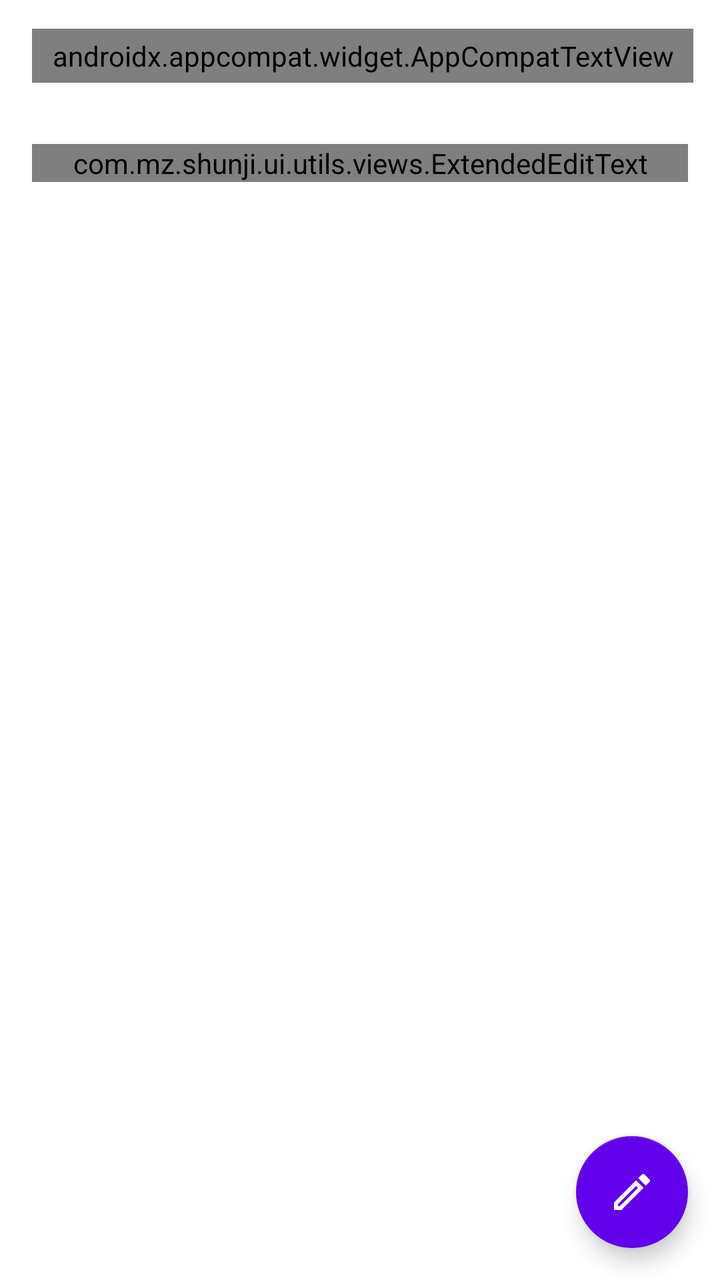
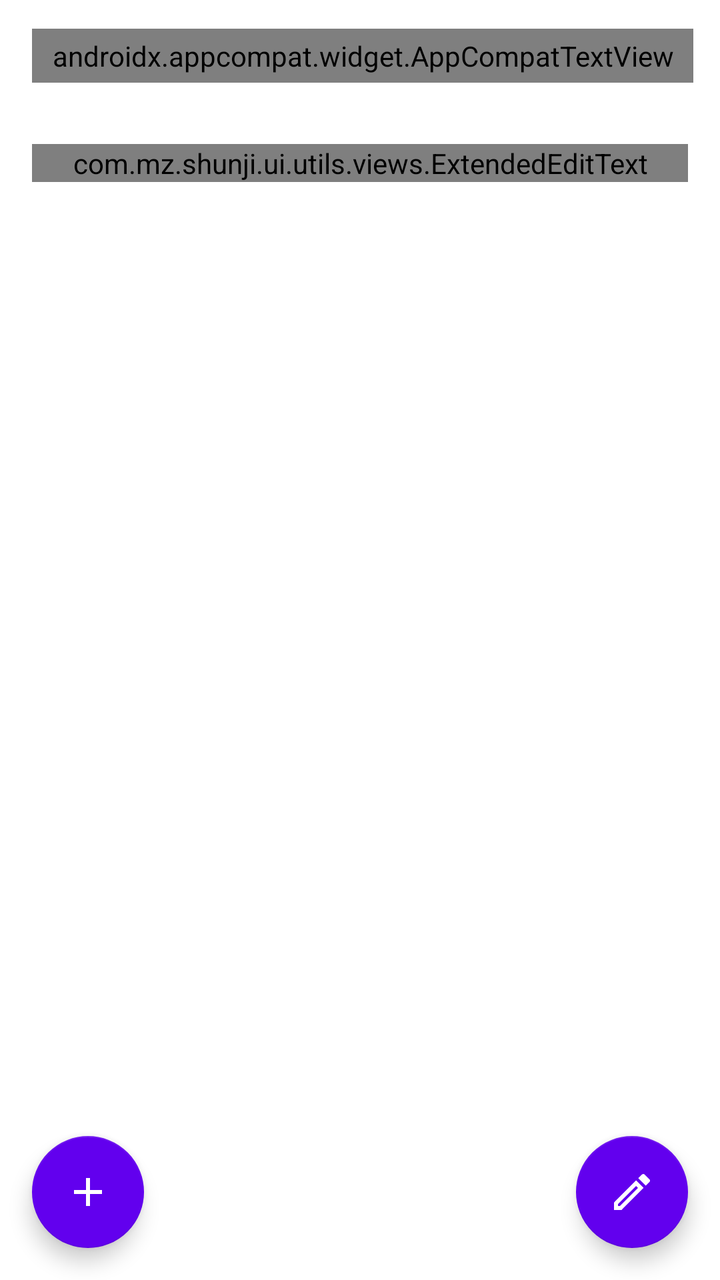

Compare the two renders of this Android layout. The source of the first and the diff that turns it into the second are given below.
<!-- AndroidManifest.xml: application theme AppTheme -->
<!-- res/layout/fragment_editor.xml -->
<?xml version="1.0" encoding="utf-8"?>
<androidx.constraintlayout.widget.ConstraintLayout
        xmlns:android="http://schemas.android.com/apk/res/android"
        xmlns:app="http://schemas.android.com/apk/res-auto"
        android:layout_width="match_parent"
        android:layout_height="match_parent"
        android:transitionGroup="true"
        android:fitsSystemWindows="true">

    <com.google.android.material.appbar.AppBarLayout
            android:id="@+id/layout_app_bar"
            android:background="?attr/colorBackground"
            android:layout_height="wrap_content"
            android:layout_width="match_parent"
            app:layout_constraintStart_toStartOf="parent"
            app:layout_constraintTop_toTopOf="parent">

        <androidx.appcompat.widget.Toolbar
                android:background="?attr/colorBackground"
                android:id="@+id/toolbar"
                android:layout_width="match_parent"
                android:layout_height="?attr/actionBarSize"
                app:titleTextAppearance="@style/TextAppearance.Custom.Title"
                app:contentInsetStartWithNavigation="0dp">

            <androidx.appcompat.widget.AppCompatTextView
                    android:layout_gravity="start"
                    android:id="@+id/notebook_view"
                    android:text="@string/notebooks_unassigned"
                    android:layout_width="wrap_content"
                    android:layout_height="wrap_content"
                    android:textAppearance="@style/TextAppearance.Custom.Title"
                    android:textSize="17sp"
                    android:drawablePadding="8dp"
                    android:clickable="true"
                    android:focusable="true"
                    style="@style/NotebookChip"/>
        </androidx.appcompat.widget.Toolbar>
    </com.google.android.material.appbar.AppBarLayout>

    <androidx.core.widget.NestedScrollView
            android:id="@+id/scroll_view"
            android:layout_width="match_parent"
            android:layout_height="match_parent"
            android:layout_marginTop="?attr/actionBarSize"
            android:fillViewport="true"
            app:layout_constraintTop_toTopOf="parent"
            app:layout_constraintBottom_toBottomOf="parent"
            app:layout_constraintStart_toStartOf="parent"
            app:layout_constraintEnd_toEndOf="parent">

        <LinearLayout
                android:id="@+id/linear_layout"
                android:orientation="vertical"
                android:layout_width="match_parent"
                android:layout_height="match_parent"
                android:clickable="true"
                android:focusableInTouchMode="true"
                android:focusable="true">

            <androidx.recyclerview.widget.RecyclerView
                    android:id="@+id/recycler_attachments"
                    android:layout_width="match_parent"
                    android:layout_height="wrap_content"/>

            <com.mz.shunji.ui.utils.views.ExtendedEditText
                    android:id="@+id/edit_text_title"
                    android:textAppearance="@style/TextAppearance.Custom.Title"
                    android:hint="@string/editor_hint_title"
                    android:scrollHorizontally="false"
                    android:layout_width="match_parent"
                    android:layout_height="wrap_content"
                    android:background="@null"
                    android:layout_marginTop="16dp"
                    android:layout_marginHorizontal="16dp"/>

            <androidx.appcompat.widget.AppCompatTextView
                    android:id="@+id/text_view_title_preview"
                    android:textAppearance="@style/TextAppearance.Custom.Title"
                    android:textIsSelectable="true"
                    android:layout_width="match_parent"
                    android:layout_height="wrap_content"
                    android:visibility="gone"
                    android:gravity="top|start"
                    android:layout_marginTop="16dp"
                    android:layout_marginHorizontal="16dp"/>

            <com.mz.shunji.ui.utils.views.ExtendedEditText
                    android:id="@+id/edit_text_content"
                    android:textAppearance="@style/TextAppearance.MaterialComponents.Body1"
                    android:hint="@string/editor_hint_content"
                    android:layout_width="match_parent"
                    android:layout_height="wrap_content"
                    android:visibility="gone"
                    android:gravity="top|start"
                    android:background="@null"
                    android:padding="16dp"/>

            <androidx.appcompat.widget.AppCompatTextView
                    android:id="@+id/text_view_content_preview"
                    android:textAppearance="@style/TextAppearance.MaterialComponents.Body1"
                    android:textIsSelectable="true"
                    android:layout_width="match_parent"
                    android:layout_height="wrap_content"
                    android:visibility="gone"
                    android:gravity="top|start"
                    android:layout_margin="16dp"/>

            <LinearLayout
                    android:id="@+id/container_content_preview_inline"
                    android:orientation="vertical"
                    android:layout_width="match_parent"
                    android:layout_height="wrap_content"
                    android:visibility="gone"
                    android:layout_margin="16dp"/>

            <androidx.appcompat.widget.AppCompatTextView
                    android:id="@+id/action_add_task"
                    android:background="?attr/selectableItemBackground"
                    android:text="@string/action_add_task"
                    android:visibility="gone"
                    android:layout_height="wrap_content"
                    android:layout_width="match_parent"
                    android:paddingVertical="12dp"
                    android:paddingHorizontal="22dp"
                    android:drawablePadding="20dp"
                    android:gravity="start|center"
                    android:layout_marginTop="16dp"
                    app:drawableStartCompat="@drawable/ic_add"/>

            <androidx.recyclerview.widget.RecyclerView
                    android:id="@+id/recycler_tasks"
                    android:visibility="gone"
                    android:overScrollMode="never"
                    android:layout_width="match_parent"
                    android:layout_height="wrap_content"/>

            <androidx.appcompat.widget.AppCompatTextView
                    android:id="@+id/text_view_date"
                    android:layout_width="wrap_content"
                    android:layout_height="wrap_content"
                    android:layout_margin="16dp"
                    android:textStyle="italic"/>

            <com.google.android.material.chip.ChipGroup
                    android:id="@+id/container_tags"
                    android:layout_marginHorizontal="16dp"
                    android:layout_marginBottom="16dp"
                    android:layout_width="match_parent"
                    android:layout_height="wrap_content"
                    app:singleLine="false"
                    app:chipSpacingHorizontal="4dp"
                    app:chipSpacingVertical="8dp"/>
        </LinearLayout>

    </androidx.core.widget.NestedScrollView>

    <com.google.android.material.floatingactionbutton.FloatingActionButton
            android:id="@+id/fab_change_mode"
            android:layout_width="wrap_content"
            android:layout_height="wrap_content"
            android:layout_margin="16dp"
            android:src="@drawable/ic_pencil"
            app:layout_constraintBottom_toTopOf="@id/container_bottom_toolbar"
            app:layout_constraintEnd_toEndOf="parent"
            style="@style/Widget.Custom.FloatingActionButton"/>

    <LinearLayout
            android:id="@+id/container_bottom_toolbar"
            android:layout_width="match_parent"
            android:layout_height="wrap_content"
            android:visibility="gone"
            android:orientation="vertical"
            android:elevation="8dp"
            android:background="?attr/colorBottomAppBarBackground"
            app:layout_constraintStart_toStartOf="parent"
            app:layout_constraintBottom_toBottomOf="parent">

        <View
                android:layout_width="match_parent"
                android:layout_height="1dp"
                android:background="?attr/colorOutline"/>

        <HorizontalScrollView
                android:layout_width="match_parent"
                android:layout_height="wrap_content">
            <androidx.appcompat.widget.Toolbar
                    android:id="@+id/bottom_toolbar"
                    android:layout_width="wrap_content"
                    android:layout_height="wrap_content"
                    android:background="@android:color/transparent"
                    app:contentInsetStart="0dp"
                    app:menu="@menu/editor_bottom"/>
        </HorizontalScrollView>
    </LinearLayout>

</androidx.constraintlayout.widget.ConstraintLayout>
<!-- resources referenced by this layout -->
<resources>
  <!-- drawable ic_add (drawable) -->
  <vector xmlns:android="http://schemas.android.com/apk/res/android"
          android:width="24dp"
          android:height="24dp"
          android:viewportWidth="24"
          android:viewportHeight="24"
          android:tint="?attr/colorControlNormal">
      <path
              android:fillColor="@android:color/white"
              android:pathData="M19,13h-6v6h-2v-6H5v-2h6V5h2v6h6v2z"/>
  </vector>
  <string name="action_add_task">Task</string>
  <string name="editor_hint_content">Take a note!</string>
  <string name="editor_hint_title">Title</string>
  <string name="notebooks_unassigned">No Notebook</string>
  <style name="NotebookChip">
          <item name="android:ellipsize">end</item>
          <item name="android:maxLines">1</item>
          <item name="android:textColor">?attr/colorNoteText</item>
          <item name="android:background">@drawable/background_notebook_chip</item>
          <item name="android:paddingTop">4dp</item>
          <item name="android:paddingBottom">4dp</item>
          <item name="android:paddingStart">10dp</item>
          <item name="android:paddingEnd">10dp</item>
      </style>
  <style name="TextAppearance.Custom.Title" parent="TextAppearance.AppCompat.Title">
          <item name="fontFamily">@font/inter_font_family</item>
          <item name="android:textStyle">bold</item>
          <item name="android:textSize">20sp</item>
      </style>
  <style name="Widget.Custom.FloatingActionButton" parent="Widget.MaterialComponents.FloatingActionButton">
          <item name="backgroundTint">?attr/colorPrimary</item>
          <item name="tint">?attr/colorOnPrimary</item>
      </style>
  <style name="AppTheme" parent="BaseAppTheme">
          <item name="android:windowTranslucentStatus">true</item>
      </style>
  <!-- drawable state_drawer_item_background (drawable) -->
  <?xml version="1.0" encoding="utf-8"?>
  <selector xmlns:android="http://schemas.android.com/apk/res/android">
      <item
              android:drawable="@drawable/background_drawer_selected_item" android:state_checked="true"/>
      <item
              android:drawable="@drawable/background_drawer_pressed_item" android:state_window_focused="true"/>
  </selector>
  <style name="Widget.Custom.PopupMenu" parent="Widget.MaterialComponents.PopupMenu.Overflow">
          <item name="radioButtonStyle">@style/Widget.Custom.RadioButton.ZeroMinWidth</item>
          <item name="checkboxStyle">@style/Widget.Custom.CheckBox.ZeroMinWidth</item>
      </style>
  <style name="DialogTheme" parent="@style/ThemeOverlay.MaterialComponents.MaterialAlertDialog">
          <item name="materialAlertDialogTitleTextStyle">@style/DialogTitle</item>
          <item name="alertDialogStyle">@style/MaterialAlertDialogRounded</item>
      </style>
  <style name="Widget.Custom.RadioButton.ZeroMinWidth" parent="Widget.AppCompat.CompoundButton.RadioButton">
          <item name="minWidth">0dp</item>
      </style>
  <style name="Widget.Custom.CheckBox.ZeroMinWidth" parent="Widget.AppCompat.CompoundButton.CheckBox">
          <item name="minWidth">0dp</item>
      </style>
  <style name="DialogTitle">
          <item name="fontFamily">@font/inter_font_family</item>
          <item name="android:layout_height">wrap_content</item>
          <item name="android:layout_width">wrap_content</item>
          <item name="android:textColor">?attr/colorOnSurface</item>
          <item name="android:textStyle">bold</item>
          <item name="android:textSize">18sp</item>
      </style>
  <style name="MaterialAlertDialogRounded" parent="MaterialAlertDialog.MaterialComponents">
          <item name="shapeAppearanceOverlay">@style/DialogRoundedShape</item>
      </style>
  <style name="DialogRoundedShape" parent="">
          <item name="cornerFamily">rounded</item>
          <item name="cornerSize">16dp</item>
      </style>
</resources>

<!-- the commit's change to res/layout/fragment_editor.xml (unified diff, before → after) -->
@@ -165,6 +165,73 @@
             app:layout_constraintEnd_toEndOf="parent"
             style="@style/Widget.Custom.FloatingActionButton"/>
 
+    
+    <LinearLayout
+            android:id="@+id/layout_tool_options"
+            android:orientation="vertical"
+            android:layout_width="wrap_content"
+            android:layout_height="wrap_content"
+            android:layout_margin="16dp"
+            android:gravity="bottom|end"
+            android:visibility="gone"
+            app:layout_constraintBottom_toTopOf="@id/fab_tools"
+            app:layout_constraintStart_toStartOf="parent">
+
+        <com.google.android.material.floatingactionbutton.FloatingActionButton
+                android:id="@+id/fab_tool_tag"
+                android:layout_width="wrap_content"
+                android:layout_height="wrap_content"
+                android:layout_marginBottom="8dp"
+                android:src="@drawable/ic_tag"
+                android:contentDescription="标签"
+                app:fabSize="mini"
+                app:backgroundTint="?attr/colorBackground"
+                app:tint="?attr/colorOnSurface"/>
+
+        <com.google.android.material.floatingactionbutton.FloatingActionButton
+                android:id="@+id/fab_tool_photo"
+                android:layout_width="wrap_content"
+                android:layout_height="wrap_content"
+                android:layout_marginBottom="8dp"
+                android:src="@drawable/ic_camera"
+                android:contentDescription="拍照"
+                app:fabSize="mini"
+                app:backgroundTint="?attr/colorBackground"
+                app:tint="?attr/colorOnSurface"/>
+
+        <com.google.android.material.floatingactionbutton.FloatingActionButton
+                android:id="@+id/fab_tool_record"
+                android:layout_width="wrap_content"
+                android:layout_height="wrap_content"
+                android:layout_marginBottom="8dp"
+                android:src="@drawable/ic_microphone"
+                android:contentDescription="录音"
+                app:fabSize="mini"
+                app:backgroundTint="?attr/colorBackground"
+                app:tint="?attr/colorOnSurface"/>
+
+        <com.google.android.material.floatingactionbutton.FloatingActionButton
+                android:id="@+id/fab_tool_attach"
+                android:layout_width="wrap_content"
+                android:layout_height="wrap_content"
+                android:layout_marginBottom="8dp"
+                android:src="@drawable/ic_attachment"
+                android:contentDescription="附文件"
+                app:fabSize="mini"
+                app:backgroundTint="?attr/colorBackground"
+                app:tint="?attr/colorOnSurface"/>
+    </LinearLayout>
+
+    <com.google.android.material.floatingactionbutton.FloatingActionButton
+            android:id="@+id/fab_tools"
+            android:layout_width="wrap_content"
+            android:layout_height="wrap_content"
+            android:layout_margin="16dp"
+            android:src="@drawable/ic_add"
+            app:layout_constraintBottom_toTopOf="@id/container_bottom_toolbar"
+            app:layout_constraintStart_toStartOf="parent"
+            style="@style/Widget.Custom.FloatingActionButton"/>
+
     <LinearLayout
             android:id="@+id/container_bottom_toolbar"
             android:layout_width="match_parent"
